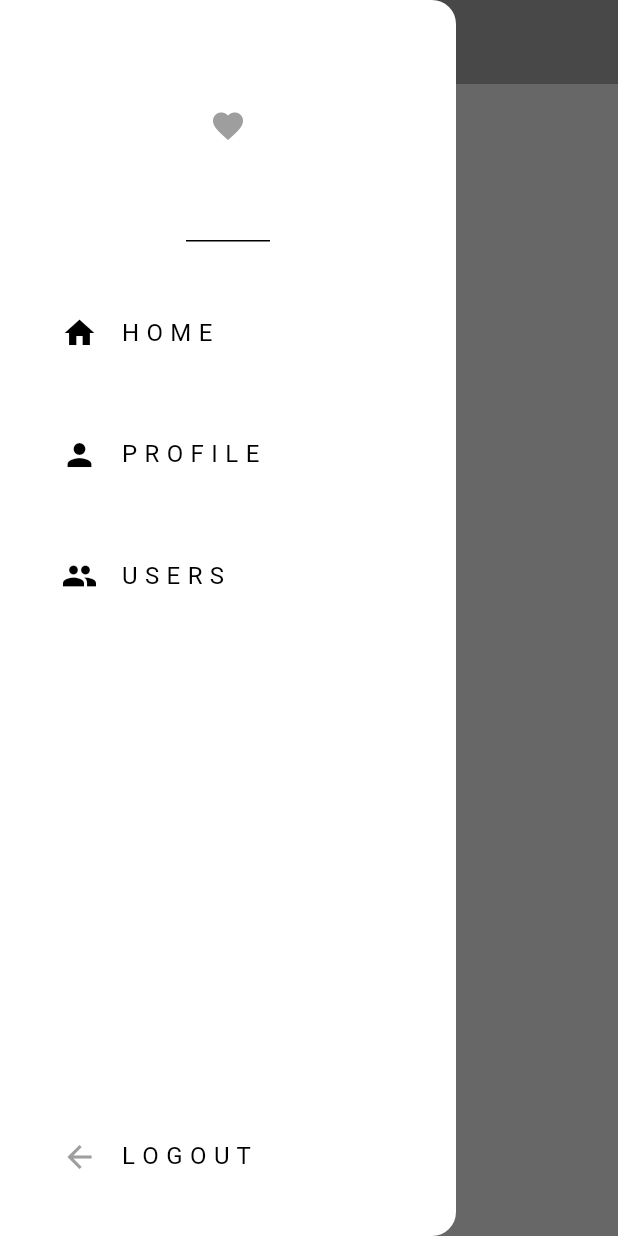
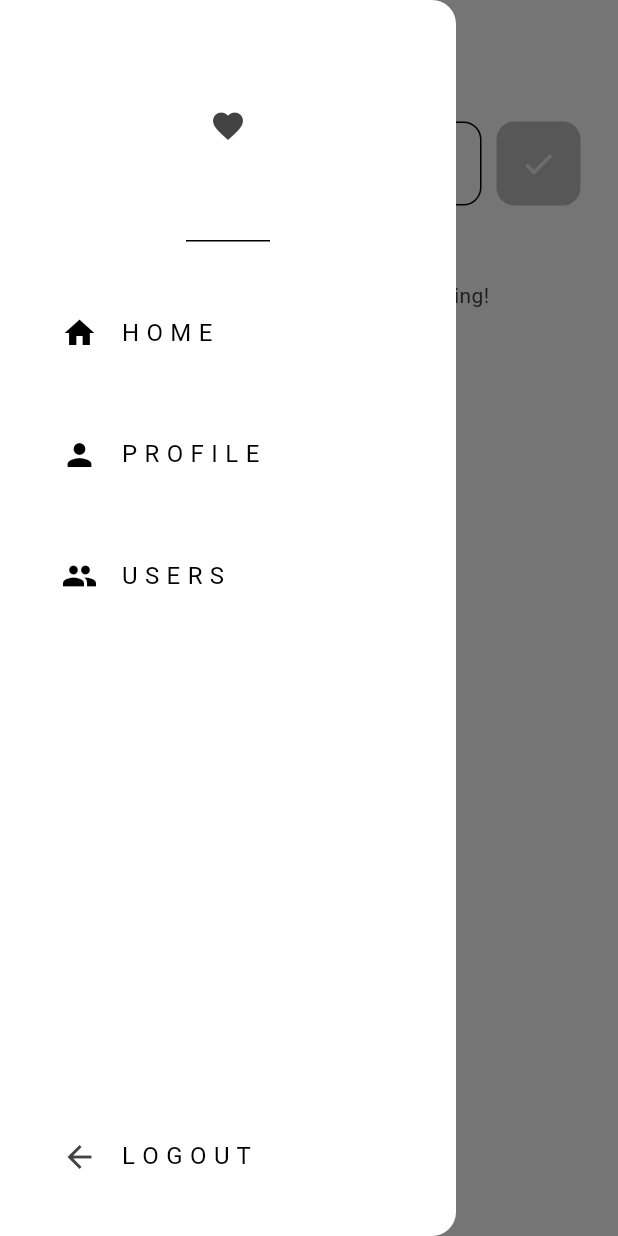
Before and after one commit to TwinCity-1/MIRO-Social-App, a Flutter app: the screen it shows once a user with an empty profile is signed in, with the side drawer open, on a phone screen of 412 x 824 dp. Run offline on Flutter 3.47's test engine with Material 3 defaults, Android fonts, the phone set to English and light mode, and no system bars; our stand-ins replace cloud_firestore, firebase_auth, firebase_core; accounts and stored records are empty; network calls fail.

Commit message:
final commit

```diff
--- a/lib/auth/auth.dart
+++ b/lib/auth/auth.dart
@@ -15,7 +15,7 @@
           //user is logged in
 
           if (snapshot.hasData) {
-            return const HomePage();
+            return HomePage();
           } else
             return const LoginOrRegister();
 
--- /dev/null
+++ b/lib/components/my_post_button.dart
@@ -0,0 +1,24 @@
+import 'package:flutter/material.dart';
+
+class PostButton extends StatelessWidget {
+  final void Function()? onTap;
+  const PostButton({super.key, required this.onTap});
+
+  @override
+  Widget build(BuildContext context) {
+    return GestureDetector(
+      onTap: onTap,
+      child: Container(
+        decoration: BoxDecoration(
+          color: Theme.of(context).colorScheme.secondary,
+          borderRadius: BorderRadius.circular(12),
+        ),
+        padding: const EdgeInsets.all(16),
+        margin: const EdgeInsets.only(left: 10),
+        child: Center(
+          child: Icon(Icons.done, color: Theme.of(context).colorScheme.primary),
+        ),
+      ),
+    );
+  }
+}
--- /dev/null
+++ b/lib/database/firestore.dart
@@ -0,0 +1,41 @@
+import 'package:cloud_firestore/cloud_firestore.dart';
+import 'package:firebase_auth/firebase_auth.dart';
+/*
+this database stores posts that users have published in the app
+It is stored in a collection called posts  in Firebase
+Each post will contain
+- a message
+- email of the user
+-timestamp
+*/
+
+class FirestoreDatabase {
+  // currently logged in user
+  User? user = FirebaseAuth.instance.currentUser;
+
+  //get the collection of posts from firebase
+
+  final CollectionReference posts = FirebaseFirestore.instance.collection(
+    'Posts',
+  );
+
+  //post a message
+  Future<void> addPost(String message) {
+    return posts.add({
+      'UserEmail': user!.email,
+      'PostMessage': message,
+      'TimeStamp': Timestamp.now(),
+    });
+  }
+
+  //read posts from database
+
+  Stream<QuerySnapshot> getPostsStream() {
+    final postsStream = FirebaseFirestore.instance
+        .collection('Posts')
+        .orderBy('Timestamp', descending: true)
+        .snapshots();
+
+    return postsStream;
+  }
+}
--- a/lib/main.dart
+++ b/lib/main.dart
@@ -29,7 +29,7 @@
       darkTheme: darkMode,
       routes: {
         '/login_register_page': (context) => const LoginOrRegister(),
-        '/home_page': (context) => const HomePage(),
+        '/home_page': (context) => HomePage(),
         "/profile_page": (context) => ProfilePage(),
         '/users_page': (context) => const UsersPage(),
       },
--- a/lib/pages/home_page.dart
+++ b/lib/pages/home_page.dart
@@ -1,20 +1,110 @@
 // import 'package:firebase_auth/firebase_auth.dart';
 // import 'package:firebase_core/firebase_core.dart';
+import 'package:cloud_firestore/cloud_firestore.dart';
 import 'package:flutter/material.dart';
 import 'package:neon/components/my_drawer.dart';
+import 'package:neon/components/my_list_tile.dart';
+import 'package:neon/components/my_post_button.dart';
+import 'package:neon/components/my_textfield.dart';
+import 'package:neon/database/firestore.dart';
 
 class HomePage extends StatelessWidget {
-  const HomePage({super.key});
+  HomePage({super.key});
+
+  //firestore access
+
+  final FirestoreDatabase database = FirestoreDatabase();
+  //text controller
+  TextEditingController newPostController = TextEditingController();
+
+  //post a message
+  void postMessage() {
+    // only post message if there is something in the textfield
+
+    if (newPostController.text.isNotEmpty) {
+      String message = newPostController.text;
+      database.addPost(message);
+    }
+    // clear the controller
+    newPostController.clear();
+  }
 
   @override
   Widget build(BuildContext context) {
     return Scaffold(
+      backgroundColor: Theme.of(context).colorScheme.background,
       appBar: AppBar(
-        title: Center(child: Text("Home")),
-        backgroundColor: Theme.of(context).colorScheme.inversePrimary,
+        title: Center(child: const Text("W A L L")),
+        backgroundColor: Colors.transparent,
+        foregroundColor: Theme.of(context).colorScheme.inversePrimary,
         elevation: 0,
       ),
-      drawer: MyDrawer(),
+      drawer: const MyDrawer(),
+      body: Column(
+        children: [
+          //Textfield for the user to fill
+          Padding(
+            padding: const EdgeInsets.all(25.0),
+            child: Row(
+              children: [
+                Expanded(
+                  child: MyTextfield(
+                    hintText: "Say something...",
+                    obscureText: false,
+                    controller: newPostController,
+                  ),
+                ),
+
+                //post button
+                PostButton(onTap: postMessage),
+              ],
+            ),
+          ),
+
+          //POsts
+          StreamBuilder(
+            stream: database.getPostsStream(),
+            builder: (context, snapshot) {
+              //show loading circle
+              if (snapshot.connectionState == ConnectionState.waiting) {
+                return Center(child: CircularProgressIndicator());
+              }
+
+              //get all posts
+              final posts = snapshot.data!.docs;
+
+              //no data
+              if (snapshot.data == null || posts.isEmpty) {
+                return const Center(
+                  child: Padding(
+                    padding: EdgeInsets.all(25),
+                    child: Text('No posts available....Post something!'),
+                  ),
+                );
+              }
+
+              //return as a list
+              return Expanded(
+                child: ListView.builder(
+                  itemCount: posts.length,
+                  itemBuilder: (context, index) {
+                    //get individual posts
+                    final post = posts[index];
+
+                    // get data from each post
+                    String message = post['PostMessage'];
+                    String userEmail = post['UserEmail'];
+                    Timestamp timestamp = post['TimeStamp'];
+                    //return as a list tile
+
+                    return MyListTile(title: message, subTitle: userEmail);
+                  },
+                ),
+              );
+            },
+          ),
+        ],
+      ),
     );
   }
 }
--- a/lib/theme/light_mode.dart
+++ b/lib/theme/light_mode.dart
@@ -6,7 +6,7 @@
     surface: Colors.grey.shade300,
     primary: Colors.grey.shade200,
     secondary: Colors.grey.shade400,
-    inversePrimary: Colors.grey.shade500,
+    inversePrimary: Colors.grey.shade800,
   ),
   textTheme: ThemeData.light().textTheme.apply(
     bodyColor: Colors.grey[800],
```
Also changed, not shown: lib/components/my_back_button.dart (added, +23 -0 lines), lib/components/my_list_tile.dart (added, +27 -0 lines), lib/pages/profile_page.dart (+7 -1 lines), lib/pages/users_page.dart (+22 -10 lines).
